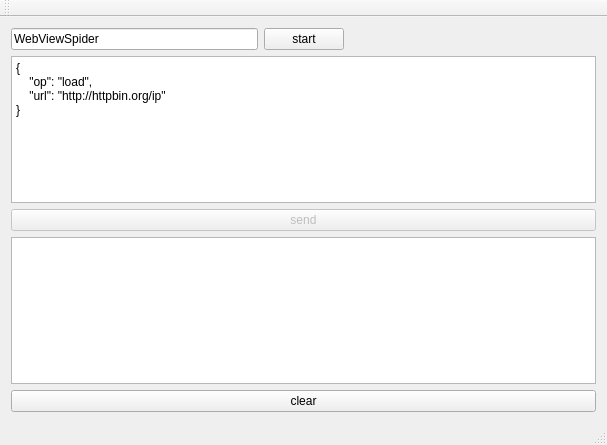
mmmoonie/SpiderServer, file mainwindow.ui: the form before one commit.
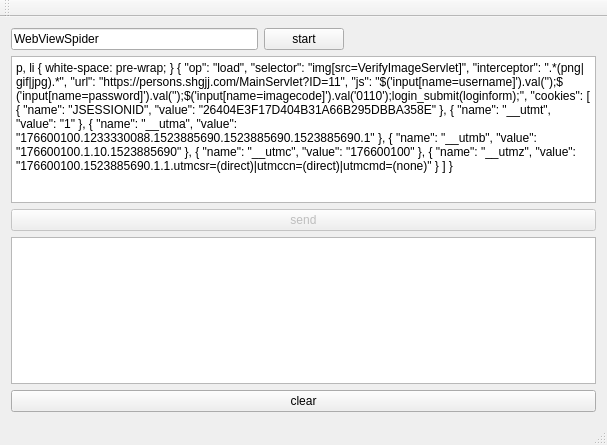
The form after the commit.

Commit message: 修改内容

```diff
--- a/mainwindow.ui
+++ b/mainwindow.ui
@@ -51,7 +51,36 @@
 &lt;/style&gt;&lt;/head&gt;&lt;body style=&quot; font-family:'SimSun'; font-size:9pt; font-weight:400; font-style:normal;&quot;&gt;
 &lt;p style=&quot; margin-top:0px; margin-bottom:0px; margin-left:0px; margin-right:0px; -qt-block-indent:0; text-indent:0px;&quot;&gt;{&lt;/p&gt;
 &lt;p style=&quot; margin-top:0px; margin-bottom:0px; margin-left:0px; margin-right:0px; -qt-block-indent:0; text-indent:0px;&quot;&gt;    &amp;quot;op&amp;quot;: &amp;quot;load&amp;quot;,&lt;/p&gt;
-&lt;p style=&quot; margin-top:0px; margin-bottom:0px; margin-left:0px; margin-right:0px; -qt-block-indent:0; text-indent:0px;&quot;&gt;    &amp;quot;url&amp;quot;: &amp;quot;http://httpbin.org/ip&amp;quot;&lt;/p&gt;
+&lt;p style=&quot; margin-top:0px; margin-bottom:0px; margin-left:0px; margin-right:0px; -qt-block-indent:0; text-indent:0px;&quot;&gt;    &amp;quot;selector&amp;quot;: &amp;quot;img[src=VerifyImageServlet]&amp;quot;,&lt;/p&gt;
+&lt;p style=&quot; margin-top:0px; margin-bottom:0px; margin-left:0px; margin-right:0px; -qt-block-indent:0; text-indent:0px;&quot;&gt;    &amp;quot;interceptor&amp;quot;: &amp;quot;.*(png|gif|jpg).*&amp;quot;,&lt;/p&gt;
+&lt;p style=&quot; margin-top:0px; margin-bottom:0px; margin-left:0px; margin-right:0px; -qt-block-indent:0; text-indent:0px;&quot;&gt;    &amp;quot;url&amp;quot;: &amp;quot;https://persons.shgjj.com/MainServlet?ID=11&amp;quot;,&lt;/p&gt;
+&lt;p style=&quot; margin-top:0px; margin-bottom:0px; margin-left:0px; margin-right:0px; -qt-block-indent:0; text-indent:0px;&quot;&gt;    &amp;quot;js&amp;quot;: &amp;quot;$('input[name=username]').val('');$('input[name=password]').val('');$('input[name=imagecode]').val('0110');login_submit(loginform);&amp;quot;,&lt;/p&gt;
+&lt;p style=&quot; margin-top:0px; margin-bottom:0px; margin-left:0px; margin-right:0px; -qt-block-indent:0; text-indent:0px;&quot;&gt;    &amp;quot;cookies&amp;quot;: [&lt;/p&gt;
+&lt;p style=&quot; margin-top:0px; margin-bottom:0px; margin-left:0px; margin-right:0px; -qt-block-indent:0; text-indent:0px;&quot;&gt;        {&lt;/p&gt;
+&lt;p style=&quot; margin-top:0px; margin-bottom:0px; margin-left:0px; margin-right:0px; -qt-block-indent:0; text-indent:0px;&quot;&gt;            &amp;quot;name&amp;quot;: &amp;quot;JSESSIONID&amp;quot;,&lt;/p&gt;
+&lt;p style=&quot; margin-top:0px; margin-bottom:0px; margin-left:0px; margin-right:0px; -qt-block-indent:0; text-indent:0px;&quot;&gt;            &amp;quot;value&amp;quot;: &amp;quot;26404E3F17D404B31A66B295DBBA358E&amp;quot;&lt;/p&gt;
+&lt;p style=&quot; margin-top:0px; margin-bottom:0px; margin-left:0px; margin-right:0px; -qt-block-indent:0; text-indent:0px;&quot;&gt;        },&lt;/p&gt;
+&lt;p style=&quot; margin-top:0px; margin-bottom:0px; margin-left:0px; margin-right:0px; -qt-block-indent:0; text-indent:0px;&quot;&gt;        {&lt;/p&gt;
+&lt;p style=&quot; margin-top:0px; margin-bottom:0px; margin-left:0px; margin-right:0px; -qt-block-indent:0; text-indent:0px;&quot;&gt;            &amp;quot;name&amp;quot;: &amp;quot;__utmt&amp;quot;,&lt;/p&gt;
+&lt;p style=&quot; margin-top:0px; margin-bottom:0px; margin-left:0px; margin-right:0px; -qt-block-indent:0; text-indent:0px;&quot;&gt;            &amp;quot;value&amp;quot;: &amp;quot;1&amp;quot;&lt;/p&gt;
+&lt;p style=&quot; margin-top:0px; margin-bottom:0px; margin-left:0px; margin-right:0px; -qt-block-indent:0; text-indent:0px;&quot;&gt;        },&lt;/p&gt;
+&lt;p style=&quot; margin-top:0px; margin-bottom:0px; margin-left:0px; margin-right:0px; -qt-block-indent:0; text-indent:0px;&quot;&gt;        {&lt;/p&gt;
+&lt;p style=&quot; margin-top:0px; margin-bottom:0px; margin-left:0px; margin-right:0px; -qt-block-indent:0; text-indent:0px;&quot;&gt;            &amp;quot;name&amp;quot;: &amp;quot;__utma&amp;quot;,&lt;/p&gt;
+&lt;p style=&quot; margin-top:0px; margin-bottom:0px; margin-left:0px; margin-right:0px; -qt-block-indent:0; text-indent:0px;&quot;&gt;            &amp;quot;value&amp;quot;: &amp;quot;176600100.1233330088.1523885690.1523885690.1523885690.1&amp;quot;&lt;/p&gt;
+&lt;p style=&quot; margin-top:0px; margin-bottom:0px; margin-left:0px; margin-right:0px; -qt-block-indent:0; text-indent:0px;&quot;&gt;        },&lt;/p&gt;
+&lt;p style=&quot; margin-top:0px; margin-bottom:0px; margin-left:0px; margin-right:0px; -qt-block-indent:0; text-indent:0px;&quot;&gt;        {&lt;/p&gt;
+&lt;p style=&quot; margin-top:0px; margin-bottom:0px; margin-left:0px; margin-right:0px; -qt-block-indent:0; text-indent:0px;&quot;&gt;            &amp;quot;name&amp;quot;: &amp;quot;__utmb&amp;quot;,&lt;/p&gt;
+&lt;p style=&quot; margin-top:0px; margin-bottom:0px; margin-left:0px; margin-right:0px; -qt-block-indent:0; text-indent:0px;&quot;&gt;            &amp;quot;value&amp;quot;: &amp;quot;176600100.1.10.1523885690&amp;quot;&lt;/p&gt;
+&lt;p style=&quot; margin-top:0px; margin-bottom:0px; margin-left:0px; margin-right:0px; -qt-block-indent:0; text-indent:0px;&quot;&gt;        },&lt;/p&gt;
+&lt;p style=&quot; margin-top:0px; margin-bottom:0px; margin-left:0px; margin-right:0px; -qt-block-indent:0; text-indent:0px;&quot;&gt;        {&lt;/p&gt;
+&lt;p style=&quot; margin-top:0px; margin-bottom:0px; margin-left:0px; margin-right:0px; -qt-block-indent:0; text-indent:0px;&quot;&gt;            &amp;quot;name&amp;quot;: &amp;quot;__utmc&amp;quot;,&lt;/p&gt;
+&lt;p style=&quot; margin-top:0px; margin-bottom:0px; margin-left:0px; margin-right:0px; -qt-block-indent:0; text-indent:0px;&quot;&gt;            &amp;quot;value&amp;quot;: &amp;quot;176600100&amp;quot;&lt;/p&gt;
+&lt;p style=&quot; margin-top:0px; margin-bottom:0px; margin-left:0px; margin-right:0px; -qt-block-indent:0; text-indent:0px;&quot;&gt;        },&lt;/p&gt;
+&lt;p style=&quot; margin-top:0px; margin-bottom:0px; margin-left:0px; margin-right:0px; -qt-block-indent:0; text-indent:0px;&quot;&gt;        {&lt;/p&gt;
+&lt;p style=&quot; margin-top:0px; margin-bottom:0px; margin-left:0px; margin-right:0px; -qt-block-indent:0; text-indent:0px;&quot;&gt;            &amp;quot;name&amp;quot;: &amp;quot;__utmz&amp;quot;,&lt;/p&gt;
+&lt;p style=&quot; margin-top:0px; margin-bottom:0px; margin-left:0px; margin-right:0px; -qt-block-indent:0; text-indent:0px;&quot;&gt;            &amp;quot;value&amp;quot;: &amp;quot;176600100.1523885690.1.1.utmcsr=(direct)|utmccn=(direct)|utmcmd=(none)&amp;quot;&lt;/p&gt;
+&lt;p style=&quot; margin-top:0px; margin-bottom:0px; margin-left:0px; margin-right:0px; -qt-block-indent:0; text-indent:0px;&quot;&gt;        }&lt;/p&gt;
+&lt;p style=&quot; margin-top:0px; margin-bottom:0px; margin-left:0px; margin-right:0px; -qt-block-indent:0; text-indent:0px;&quot;&gt;    ]&lt;/p&gt;
 &lt;p style=&quot; margin-top:0px; margin-bottom:0px; margin-left:0px; margin-right:0px; -qt-block-indent:0; text-indent:0px;&quot;&gt;}&lt;/p&gt;&lt;/body&gt;&lt;/html&gt;</string>
       </property>
      </widget>
```
